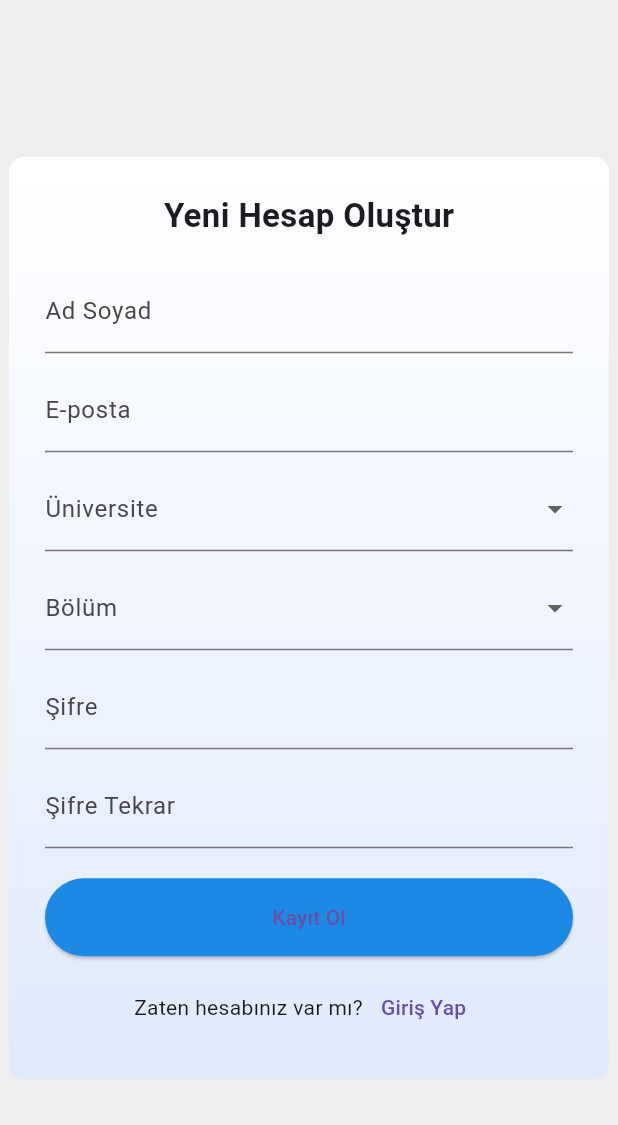
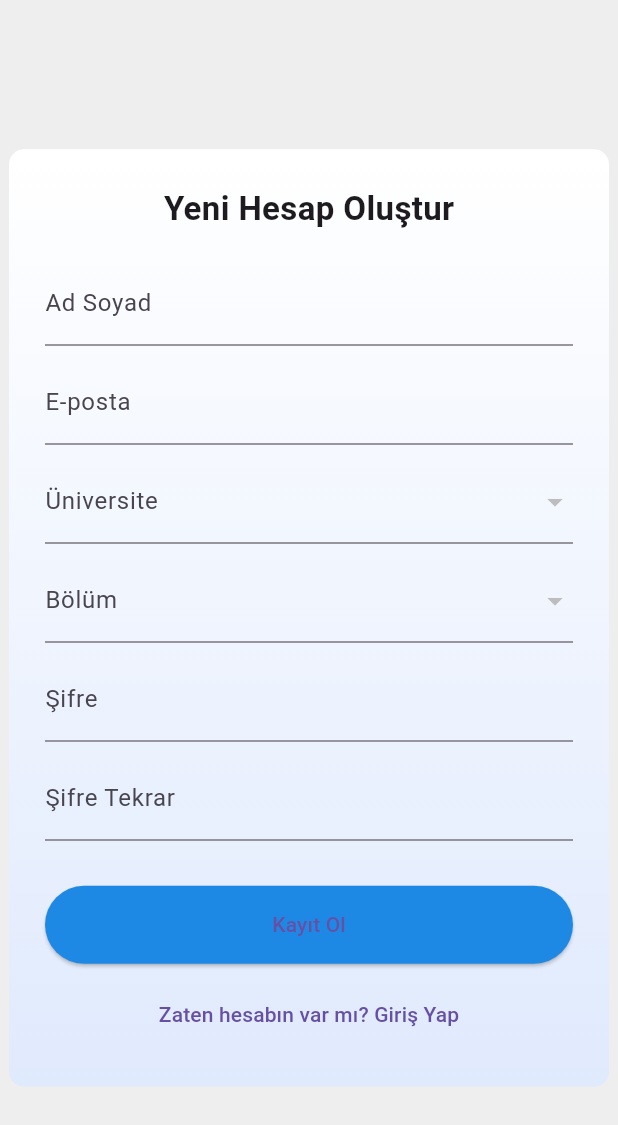
Before and after one commit to veyselka/AkademikBilgiErisimAgi, a Flutter app: the RegisterPage screen opened directly, on a phone screen of 412 x 824 dp. Shown: the top 1125 px of the screen. Run offline on Flutter 3.47's test engine with Material 3 defaults, Android fonts, the phone set to English and light mode, and no system bars; our stand-ins replace firebase_auth, firebase_core, firebase_database; accounts and stored records are empty.

Commit message:
authenication yapısı register screen oluşturulması
loggin screen register screen home screen( basic) gerçekleştirildi ve e-posta ile authentication yapısı gerçekleştrildi. Dinamik olarak firebase realtime database ile ilişki kuruldu böylelikle kayıt olanlar veri tabanına eklenecek giriş yapanlar doğrulanarak sisteme giriş yapabilecek. Ayrı olarak eksik paketler yüklendi ve android sdk sürümü yükseltildi

```diff
--- a/akademikbilgierisimagi/lib/main.dart
+++ b/akademikbilgierisimagi/lib/main.dart
@@ -1,146 +1,49 @@
 import 'package:flutter/material.dart';
+import 'package:firebase_core/firebase_core.dart';
+import 'package:firebase_auth/firebase_auth.dart';
+import 'login_page.dart';
+import 'register_page.dart'; // bunu oluşturduysan ekle
+import 'home_page.dart'; // giriş sonrası yönlenecek sayfa
+import 'firebase_options.dart'; // Firebase yapılandırma dosyası
 
-void main() {
-  runApp(const MaterialApp(
-    home: RegisterPage(),
-  ));
+void main() async {
+  WidgetsFlutterBinding.ensureInitialized();
+  await Firebase.initializeApp(
+    options: DefaultFirebaseOptions.currentPlatform,
+  );
+  runApp(const MyApp());
 }
 
-class RegisterPage extends StatefulWidget {
-  const RegisterPage({Key? key}) : super(key: key);
-
-  @override
-  State<RegisterPage> createState() => _RegisterPageState();
-}
-
-class _RegisterPageState extends State<RegisterPage> {
-  final _formKey = GlobalKey<FormState>();
-
-  String? selectedUniversity;
-  String? selectedDepartment;
-
-  final List<String> universities = [
-    'Üniversite 1',
-    'Üniversite 2',
-    'Üniversite 3'
-  ];
-  final List<String> departments = [
-    'Bilgisayar Müh.',
-    'Elektrik-Elektronik',
-    'Makine Müh.'
-  ];
+class MyApp extends StatelessWidget {
+  const MyApp({super.key});
 
   @override
   Widget build(BuildContext context) {
-    return Scaffold(
-      backgroundColor: Colors.grey[200],
-      body: Center(
-        child: SingleChildScrollView(
-          child: Container(
-            width: 400,
-            padding: const EdgeInsets.all(24.0),
-            decoration: BoxDecoration(
-              borderRadius: BorderRadius.circular(10),
-              gradient: const LinearGradient(
-                colors: [Colors.white, Color(0xFFE0EAFD)],
-                begin: Alignment.topCenter,
-                end: Alignment.bottomCenter,
-              ),
-            ),
-            child: Form(
-              key: _formKey,
-              child: Column(
-                children: [
-                  const Text(
-                    'Yeni Hesap Oluştur',
-                    style: TextStyle(fontSize: 22, fontWeight: FontWeight.bold),
-                  ),
-                  const SizedBox(height: 20),
-                  TextFormField(
-                    decoration: const InputDecoration(labelText: 'Ad Soyad'),
-                  ),
-                  const SizedBox(height: 10),
-                  TextFormField(
-                    decoration: const InputDecoration(
-                      labelText: 'E-posta',
-                      hintText: 'ornek@universite.edu.tr',
-                    ),
-                    keyboardType: TextInputType.emailAddress,
-                  ),
-                  const SizedBox(height: 10),
-                  DropdownButtonFormField<String>(
-                    decoration: const InputDecoration(labelText: 'Üniversite'),
-                    value: selectedUniversity,
-                    onChanged: (value) {
-                      setState(() {
-                        selectedUniversity = value;
-                      });
-                    },
-                    items: universities
-                        .map((uni) =>
-                            DropdownMenuItem(value: uni, child: Text(uni)))
-                        .toList(),
-                  ),
-                  const SizedBox(height: 10),
-                  DropdownButtonFormField<String>(
-                    decoration: const InputDecoration(labelText: 'Bölüm'),
-                    value: selectedDepartment,
-                    onChanged: (value) {
-                      setState(() {
-                        selectedDepartment = value;
-                      });
-                    },
-                    items: departments
-                        .map((dep) =>
-                            DropdownMenuItem(value: dep, child: Text(dep)))
-                        .toList(),
-                  ),
-                  const SizedBox(height: 10),
-                  TextFormField(
-                    obscureText: true,
-                    decoration: const InputDecoration(labelText: 'Şifre'),
-                  ),
-                  const SizedBox(height: 10),
-                  TextFormField(
-                    obscureText: true,
-                    decoration:
-                        const InputDecoration(labelText: 'Şifre Tekrar'),
-                  ),
-                  const SizedBox(height: 20),
-                  SizedBox(
-                    width: double.infinity,
-                    child: ElevatedButton(
-                      style: ElevatedButton.styleFrom(
-                        padding: const EdgeInsets.symmetric(vertical: 16),
-                        backgroundColor: Colors.blue[600],
-                      ),
-                      onPressed: () {
-                        if (_formKey.currentState!.validate()) {
-                          // Kayıt işlemi
-                        }
-                      },
-                      child: const Text('Kayıt Ol'),
-                    ),
-                  ),
-                  const SizedBox(height: 10),
-                  Row(
-                    mainAxisAlignment: MainAxisAlignment.center,
-                    children: [
-                      const Text('Zaten hesabınız var mı?'),
-                      TextButton(
-                        onPressed: () {
-                          // Giriş ekranına yönlendirme
-                        },
-                        child: const Text('Giriş Yap'),
-                      ),
-                    ],
-                  ),
-                ],
-              ),
-            ),
-          ),
-        ),
-      ),
+    return MaterialApp(
+      title: 'Akademik Bilgi Ağı',
+      debugShowCheckedModeBanner: false,
+      theme: ThemeData(primarySwatch: Colors.blue),
+      home: AuthGate(), // Giriş yaptı mı kontrol eden widget
     );
   }
 }
+
+// Kullanıcı giriş yaptıysa ana sayfa, yapmadıysa giriş ekranı
+class AuthGate extends StatelessWidget {
+  @override
+  Widget build(BuildContext context) {
+    return StreamBuilder<User?>(
+      stream: FirebaseAuth.instance.authStateChanges(),
+      builder: (context, snapshot) {
+        if (snapshot.connectionState == ConnectionState.waiting) {
+          return const Scaffold(
+              body: Center(child: CircularProgressIndicator()));
+        } else if (snapshot.hasData) {
+          return const HomePage(); // Giriş yapmış kullanıcı için ana sayfa
+        } else {
+          return const LoginPage(); // Giriş yapmamışsa giriş ekranı
+        }
+      },
+    );
+  }
+}
--- /dev/null
+++ b/akademikbilgierisimagi/lib/register_page.dart
@@ -0,0 +1,215 @@
+import 'package:flutter/material.dart';
+import 'package:firebase_auth/firebase_auth.dart';
+import 'package:firebase_database/firebase_database.dart';
+
+class RegisterPage extends StatefulWidget {
+  const RegisterPage({Key? key}) : super(key: key);
+
+  @override
+  State<RegisterPage> createState() => _RegisterPageState();
+}
+
+class _RegisterPageState extends State<RegisterPage> {
+  final _formKey = GlobalKey<FormState>();
+
+  final nameController = TextEditingController();
+  final emailController = TextEditingController();
+  final passwordController = TextEditingController();
+  final confirmPasswordController = TextEditingController();
+
+  String? selectedUniversityId;
+  String? selectedDepartmentId;
+
+  Map<String, String> universityMap = {}; // "Üniversite Adı": "100"
+  Map<String, String> departmentMap = {}; // "Bölüm Adı": "405"
+
+  String? errorText;
+
+  @override
+  void initState() {
+    super.initState();
+    fetchUniversities();
+  }
+
+  Future<void> fetchUniversities() async {
+    final snapshot = await FirebaseDatabase.instance.ref('universiteler').get();
+    if (snapshot.exists) {
+      final data = Map<String, dynamic>.from(snapshot.value as Map);
+      setState(() {
+        universityMap = {
+          for (var entry in data.entries) entry.value['name']: entry.key,
+        };
+      });
+    }
+  }
+
+  Future<void> fetchDepartments(String universityId) async {
+    final snapshot = await FirebaseDatabase.instance
+        .ref('universiteler/$universityId/bolumler')
+        .get();
+    if (snapshot.exists) {
+      final data = Map<String, dynamic>.from(snapshot.value as Map);
+      setState(() {
+        departmentMap = {
+          for (var entry in data.entries) entry.value['name']: entry.key,
+        };
+        selectedDepartmentId = null;
+      });
+    }
+  }
+
+  Future<void> registerUser() async {
+    setState(() => errorText = null);
+
+    try {
+      // Firebase Auth ile kayıt
+      UserCredential userCredential =
+          await FirebaseAuth.instance.createUserWithEmailAndPassword(
+        email: emailController.text.trim(),
+        password: passwordController.text.trim(),
+      );
+
+      final uid = userCredential.user!.uid;
+
+      // Realtime Database'e kayıt
+      await FirebaseDatabase.instance.ref('kullanicilar/$uid').set({
+        'isim': nameController.text.trim(),
+        'email': emailController.text.trim(),
+        'sifre': passwordController.text.trim(),
+        'universiteId': selectedUniversityId,
+        'bolumId': selectedDepartmentId,
+        'avatarUrl': '',
+        'bio': '',
+        'ayarlar': {
+          'bildirimlerAcikMi': true,
+          'dil': 'tr',
+          'karanlikMod': false,
+        }
+      });
+
+      ScaffoldMessenger.of(context).showSnackBar(
+        const SnackBar(content: Text("Kayıt başarılı")),
+      );
+    } on FirebaseAuthException catch (e) {
+      setState(() => errorText = e.message);
+    }
+  }
+
+  @override
+  Widget build(BuildContext context) {
+    return Scaffold(
+      backgroundColor: Colors.grey[200],
+      body: Center(
+        child: SingleChildScrollView(
+          child: Container(
+            width: 400,
+            padding: const EdgeInsets.all(24.0),
+            decoration: BoxDecoration(
+              borderRadius: BorderRadius.circular(10),
+              gradient: const LinearGradient(
+                colors: [Colors.white, Color(0xFFE0EAFD)],
+                begin: Alignment.topCenter,
+                end: Alignment.bottomCenter,
+              ),
+            ),
+            child: Form(
+              key: _formKey,
+              child: Column(
+                children: [
+                  const Text('Yeni Hesap Oluştur',
+                      style:
+                          TextStyle(fontSize: 22, fontWeight: FontWeight.bold)),
+                  const SizedBox(height: 20),
+                  TextFormField(
+                      controller: nameController,
+                      decoration: const InputDecoration(labelText: 'Ad Soyad')),
+                  const SizedBox(height: 10),
+                  TextFormField(
+                    controller: emailController,
+                    decoration: const InputDecoration(labelText: 'E-posta'),
+                    keyboardType: TextInputType.emailAddress,
+                  ),
+                  const SizedBox(height: 10),
+
+                  // Üniversite seçimi
+                  DropdownButtonFormField<String>(
+                    decoration: const InputDecoration(labelText: 'Üniversite'),
+                    value: selectedUniversityId,
+                    onChanged: (value) {
+                      setState(() {
+                        selectedUniversityId = value;
+                        departmentMap.clear();
+                      });
+                      if (value != null) fetchDepartments(value);
+                    },
+                    items: universityMap.entries
+                        .map((e) => DropdownMenuItem(
+                            value: e.value, child: Text(e.key)))
+                        .toList(),
+                  ),
+                  const SizedBox(height: 10),
+
+                  // Bölüm seçimi
+                  DropdownButtonFormField<String>(
+                    decoration: const InputDecoration(labelText: 'Bölüm'),
+                    value: selectedDepartmentId,
+                    onChanged: (value) =>
+                        setState(() => selectedDepartmentId = value),
+                    items: departmentMap.entries
+                        .map((e) => DropdownMenuItem(
+                            value: e.value, child: Text(e.key)))
+                        .toList(),
+                  ),
+                  const SizedBox(height: 10),
+                  TextFormField(
+                      controller: passwordController,
+                      obscureText: true,
+                      decoration: const InputDecoration(labelText: 'Şifre')),
+                  const SizedBox(height: 10),
+                  TextFormField(
+                      controller: confirmPasswordController,
+                      obscureText: true,
+                      decoration:
+                          const InputDecoration(labelText: 'Şifre Tekrar')),
+                  const SizedBox(height: 10),
+
+                  if (errorText != null)
+                    Text(errorText!, style: const TextStyle(color: Colors.red)),
+
+                  const SizedBox(height: 20),
+                  SizedBox(
+                    width: double.infinity,
+                    child: ElevatedButton(
+                      onPressed: () {
+                        if (_formKey.currentState!.validate() &&
+                            passwordController.text ==
+                                confirmPasswordController.text) {
+                          registerUser();
+                        } else {
+                          setState(() {
+                            errorText = "Şifreler eşleşmiyor";
+                          });
+                        }
+                      },
+                      style: ElevatedButton.styleFrom(
+                          padding: const EdgeInsets.symmetric(vertical: 16),
+                          backgroundColor: Colors.blue[600]),
+                      child: const Text('Kayıt Ol'),
+                    ),
+                  ),
+                  const SizedBox(height: 10),
+                  TextButton(
+                    onPressed: () {
+                      Navigator.pop(context); // geri dön
+                    },
+                    child: const Text("Zaten hesabın var mı? Giriş Yap"),
+                  ),
+                ],
+              ),
+            ),
+          ),
+        ),
+      ),
+    );
+  }
+}
--- a/akademikbilgierisimagi/pubspec.yaml
+++ b/akademikbilgierisimagi/pubspec.yaml
@@ -28,6 +28,9 @@ environment:
 # the latest version available on pub.dev. To see which dependencies have newer
 # versions available, run `flutter pub outdated`.
 dependencies:
+  firebase_core: ^2.0.0
+  firebase_auth: ^4.0.0
+  firebase_database: ^10.0.0
   flutter:
     sdk: flutter
 
@@ -37,6 +40,8 @@ dependencies:
   cupertino_icons: ^1.0.6
 
 dev_dependencies:
+  firebase_core: ^2.27.0
+  firebase_database: ^10.3.1
   flutter_test:
     sdk: flutter
 
```
Also changed, not shown: akademikbilgierisimagi/dataconnect-generated/dart/default_connector/default.dart (+1 -8 lines), akademikbilgierisimagi/lib/home_page.dart (added, +38 -0 lines), akademikbilgierisimagi/lib/login_page.dart (added, +133 -0 lines), akademikbilgierisimagi/firebase.json, akademikbilgierisimagi/lib/firebase_options.dart (added), 10 other files.
